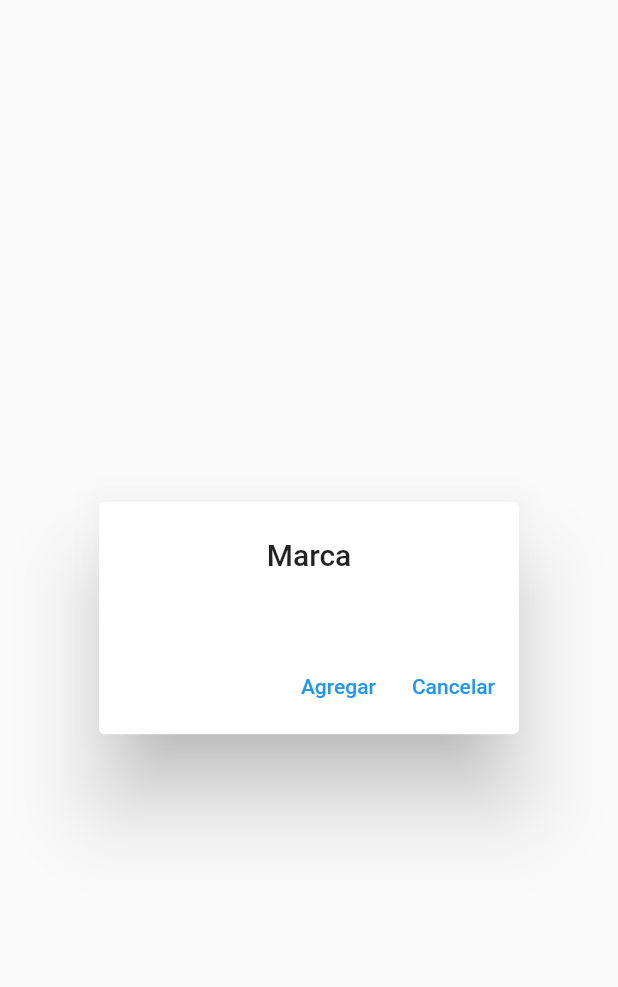
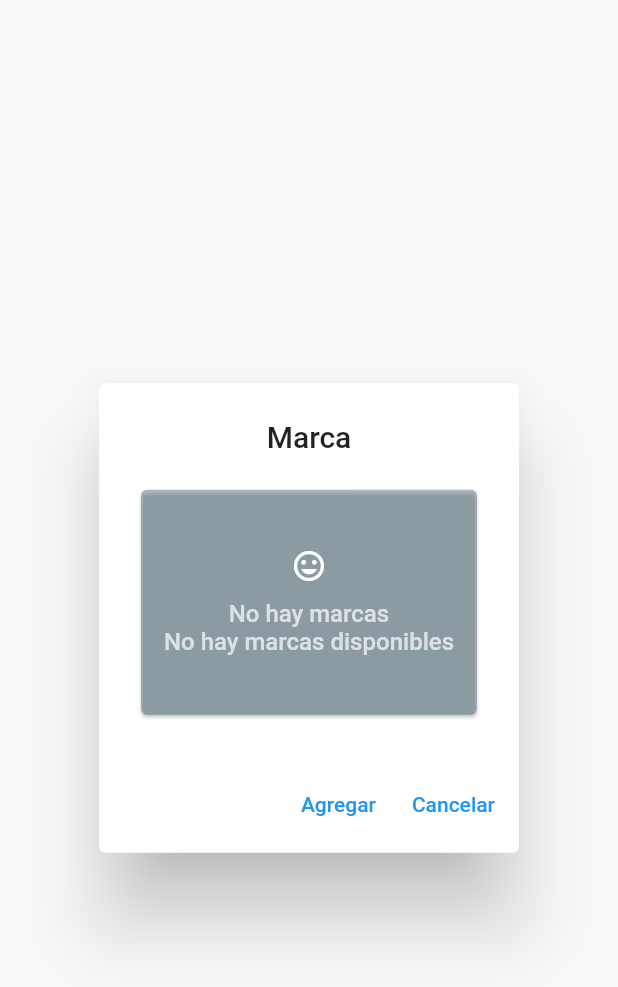
Before and after one commit to migueleonrojas/app-user, a Flutter app: the AddBrand widget shown alone on an empty page, opened directly, on a phone screen of 412 x 824 dp. Shown: the top 987 px of the screen. Run offline on Flutter 3.47's test engine with Material 2 defaults, Android fonts, the phone set to English and light mode, and no system bars; our stand-ins replace carousel_slider, cloud_firestore, connectivity_plus, file_picker, firebase_auth, firebase_core and 16 more; missing offline and left inert: background_fetch, firebase_app_check, mailer, whatsapp; accounts and stored records are empty; network calls fail.

Commit message:
loader in add vehicle and products search

```diff
--- a/lib/Screens/Vehicles/add_brand.dart
+++ b/lib/Screens/Vehicles/add_brand.dart
@@ -1,6 +1,8 @@
 import 'package:cloud_firestore/cloud_firestore.dart';
 import 'package:flutter/material.dart';
 import 'package:oilapp/config/config.dart';
+import 'package:oilapp/widgets/emptycardmessage.dart';
+import 'package:oilapp/widgets/loading_widget.dart';
 
 
 class AddBrand extends StatefulWidget {
@@ -56,15 +58,31 @@ class _AddBrandState extends State<AddBrand> {
             .collection(AutoParts.brandsVehicle)
             .snapshots(),
             builder: (context, snapshot) {
+
               if (!snapshot.hasData) {
-                return Container(height: 120,);
+                return Container(
+                  width: 40,
+                  height: 40,
+                  child: Center(
+                    child: CircularProgressIndicator(),
+                  ),
+                );
               }
+
+              if(snapshot.data!.docs.isEmpty) {
+                return const EmptyCardMessage(
+                  listTitle: 'No hay marcas',
+                  message: 'No hay marcas disponibles',
+                );
+              }
+
               return ListView.builder(
                 controller: scrollController,
                 shrinkWrap: true,
                 itemExtent:40,
                 itemCount: snapshot.data!.docs.length,
                 itemBuilder: (context, index) {
+
 
                   return Row(
                     crossAxisAlignment: CrossAxisAlignment.center,
```
Also changed, not shown: lib/Screens/Vehicles/add_model.dart (+18 -1 lines), lib/Screens/products/product_search.dart (+45 -2 lines).
